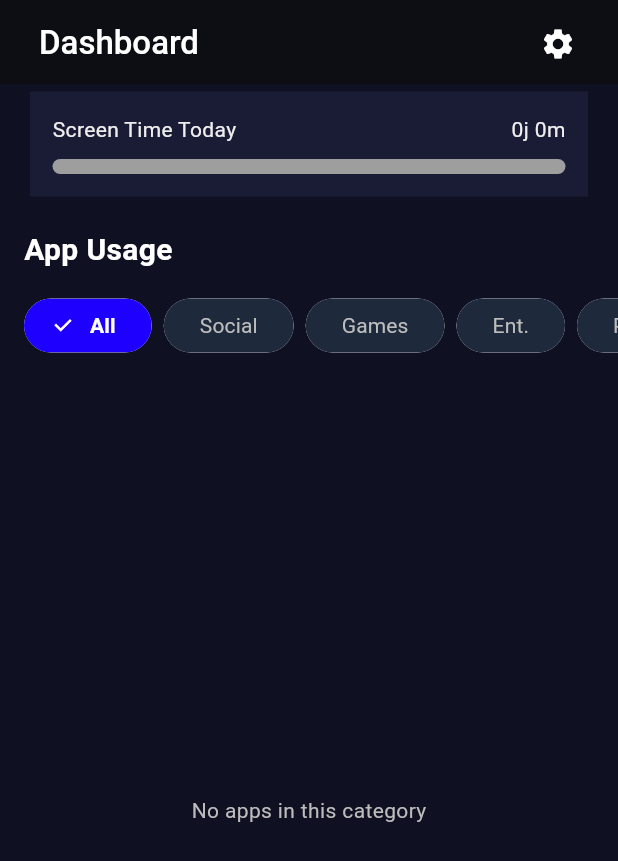
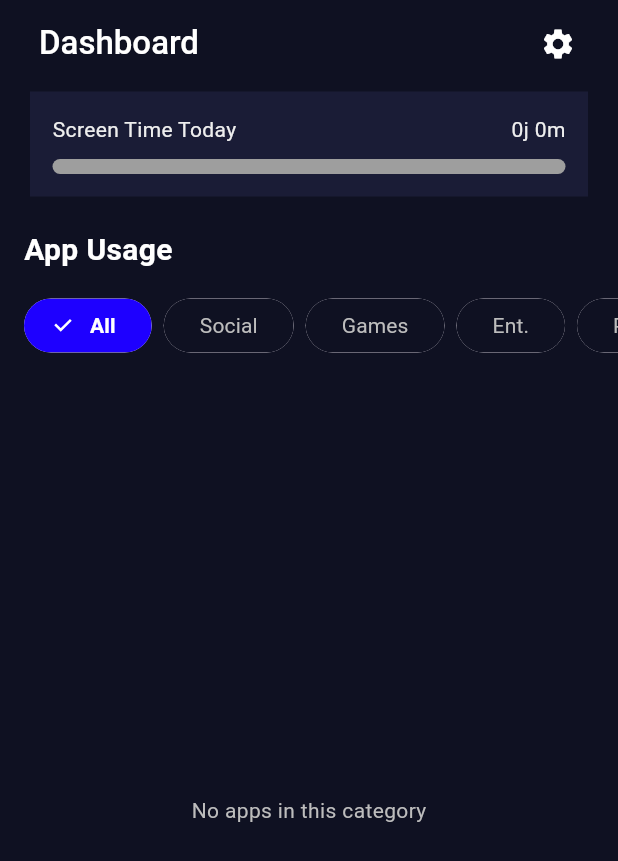
Before and after one commit to achmichael/UAS-Mobile, a Flutter app: the Dashboard screen opened by its route, on a phone screen of 412 x 824 dp. Shown: the top 861 px of the screen. Run offline on Flutter 3.47's test engine with Material 3 defaults, Android fonts, the light colour scheme and no system bars; our stand-ins replace flutter_secure_storage, flutter_svg; missing offline and left inert: app_usage, art_sweetalert_new, installed_apps, screen_time; accounts and stored records are empty.

Commit message:
feat (components): Update ListItem and Dashboard to use AppColors.darkNavy for background color

```diff
--- a/lib/components/list_item.dart
+++ b/lib/components/list_item.dart
@@ -141,7 +141,7 @@ class _ListItemState extends State<ListItem> {
                       selectedCategory = category;
                     });
                   },
-                  backgroundColor: const Color(0xFF1E293B),
+                  backgroundColor: AppColors.darkNavy,
                   selectedColor: AppColors.primary,
                   checkmarkColor: Colors.white,
                   side: BorderSide.none,
@@ -180,7 +180,7 @@ class _ListItemState extends State<ListItem> {
                       margin: const EdgeInsets.only(bottom: 12),
                       padding: const EdgeInsets.all(16),
                       decoration: BoxDecoration(
-                        color: const Color(0xFF1E293B),
+                        color: AppColors.darkNavy,
                         borderRadius: BorderRadius.circular(16),
                       ),
                       child: Row(
--- a/lib/screens/dashboard.dart
+++ b/lib/screens/dashboard.dart
@@ -47,6 +47,7 @@ class _DashboardState extends State<Dashboard> {
         onSettingsPressed: () {
 
         },
+        backgroundColor: AppColors.darkNavy,
       ),
       body: Center(
         child: Column(
```
